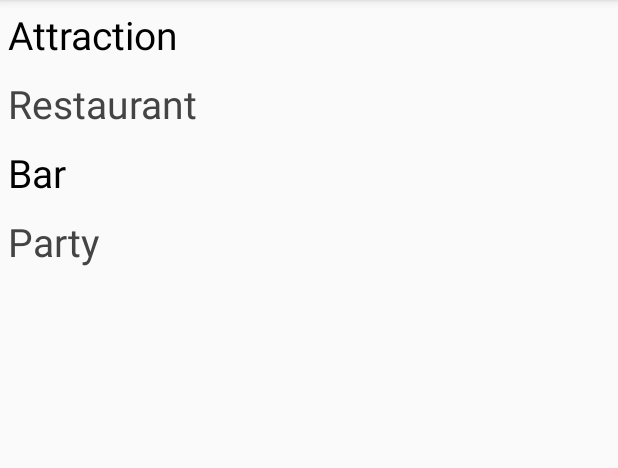
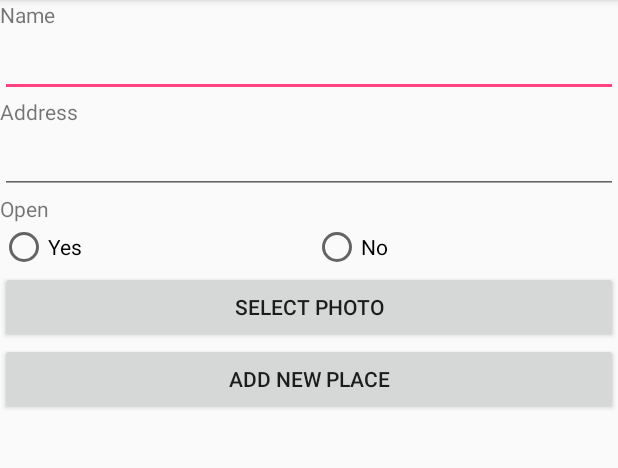
Before and after one commit to redbluex/WarsawGuide, an Android app: the AddActivity screen opened directly, with no data from a screen before it, after a tap on "Attraction", on a phone screen of 412 x 824 dp, the part 84-552 px from its top. Run offline under Robolectric (Android 15) with nearby library versions, the phone set to English and light mode, and no system bars; our stand-ins replace ButterKnife, Firebase (no records; nobody signed in at launch, a user with empty details on screens opened directly).

Commit message:
new activity addplace

```diff
--- a/app/src/main/AndroidManifest.xml
+++ b/app/src/main/AndroidManifest.xml
@@ -35,7 +35,8 @@
         <activity android:name=".add.AddActivity" />
         <activity android:name=".add.addbar.AddBarActivity" />
         <activity android:name=".add.addparty.AddPartyActivity" />
-        <activity android:name=".add.addrestaurant.AddRestaurantActivity"></activity>
+        <activity android:name=".add.addrestaurant.AddRestaurantActivity" />
+        <activity android:name=".add.places.AddPlacesActivity"></activity>
     </application>
 
 </manifest>
--- a/app/src/main/java/pl/redblue/warszawa/add/AddActivity.java
+++ b/app/src/main/java/pl/redblue/warszawa/add/AddActivity.java
@@ -9,6 +9,7 @@ import pl.redblue.warszawa.R;
 import pl.redblue.warszawa.add.addbar.AddBarActivity;
 import pl.redblue.warszawa.add.addparty.AddPartyActivity;
 import pl.redblue.warszawa.add.addrestaurant.AddRestaurantActivity;
+import pl.redblue.warszawa.add.places.AddPlacesActivity;
 
 public class AddActivity extends AppCompatActivity {
 
@@ -19,7 +20,8 @@ public class AddActivity extends AppCompatActivity {
     }
 
     public void addAttraction(View view) {
-
+        Intent i = new Intent(AddActivity.this, AddPlacesActivity.class);
+        startActivity(i);
     }
 
     public void addRestaurant(View view) {
--- /dev/null
+++ b/app/src/main/java/pl/redblue/warszawa/add/places/AddPlacesActivity.java
@@ -0,0 +1,150 @@
+package pl.redblue.warszawa.add.places;
+
+import android.content.Intent;
+import android.graphics.Bitmap;
+import android.net.Uri;
+import android.provider.MediaStore;
+import android.support.annotation.NonNull;
+import android.support.v7.app.AppCompatActivity;
+import android.os.Bundle;
+import android.view.View;
+import android.widget.Button;
+import android.widget.EditText;
+import android.widget.ImageView;
+import android.widget.RadioButton;
+import android.widget.Toast;
+
+import com.google.android.gms.tasks.OnFailureListener;
+import com.google.android.gms.tasks.OnSuccessListener;
+import com.google.firebase.database.DatabaseReference;
+import com.google.firebase.database.FirebaseDatabase;
+import com.google.firebase.storage.FirebaseStorage;
+import com.google.firebase.storage.StorageReference;
+import com.google.firebase.storage.UploadTask;
+
+import java.io.IOException;
+import java.util.UUID;
+
+import butterknife.BindView;
+import butterknife.ButterKnife;
+import pl.redblue.warszawa.R;
+import pl.redblue.warszawa.main.MainActivity;
+import pl.redblue.warszawa.places.Place;
+
+public class AddPlacesActivity extends AppCompatActivity {
+
+    @BindView(R.id.editAddPlaceName)
+    EditText placeName;
+    @BindView(R.id.editAddPlaceAddress)
+    EditText placeAddress;
+    @BindView(R.id.buttonAddPlacePhoto)
+    Button buttonAddPhoto;
+    @BindView(R.id.buttonAddPlaceAccept)
+    Button buttonPlaceAccept;
+    @BindView(R.id.imageViewAddPlace)
+    ImageView imageViewAddPlace;
+
+    Place place;
+    private final int REQUEST_PHOTO_PLACE = 88;
+    private Uri filePath;
+    private Bitmap bitmap;
+    private DatabaseReference databaseReference;
+    private StorageReference storageReference;
+    private StorageReference storageReferencePlace;
+
+
+    @Override
+    protected void onCreate(Bundle savedInstanceState) {
+        super.onCreate(savedInstanceState);
+        setContentView(R.layout.activity_add_places);
+        ButterKnife.bind(this);
+        place = new Place();
+        storageReference = FirebaseStorage.getInstance().getReference();
+        databaseReference = FirebaseDatabase.getInstance().getReference("places");
+        storageReferencePlace = storageReference.child("place/"+ UUID.randomUUID().toString());
+
+
+        buttonAddPhoto.setOnClickListener(new View.OnClickListener() {
+            @Override
+            public void onClick(View view) {
+                selectPhoto();
+            }
+        });
+
+        buttonPlaceAccept.setOnClickListener(new View.OnClickListener() {
+            @Override
+            public void onClick(View view) {
+
+                Toast.makeText(getApplicationContext(), "Wait a second!", Toast.LENGTH_SHORT).show();
+
+                storageReferencePlace.putFile(filePath)
+                        .addOnSuccessListener(new OnSuccessListener<UploadTask.TaskSnapshot>() {
+                            @Override
+                            public void onSuccess(UploadTask.TaskSnapshot taskSnapshot) {
+                                place.setPhotoLink(taskSnapshot.getDownloadUrl().toString());
+                               setFileds();
+                               databaseReference.child(place.getIdPlace()).setValue(place);
+                               Intent intent = new Intent(AddPlacesActivity.this, MainActivity.class);
+                               startActivity(intent);
+                            }
+                        })
+                        .addOnFailureListener(new OnFailureListener() {
+                            @Override
+                            public void onFailure(@NonNull Exception e) {
+                                Toast.makeText(getApplicationContext(), "Cant add new Place!", Toast.LENGTH_SHORT).show();
+                                Intent intent = new Intent(AddPlacesActivity.this, MainActivity.class);
+                                startActivity(intent);
+                            }
+                        });
+            }
+        });
+
+    }
+
+    public void selectPhoto(){
+        Intent intent = new Intent();
+        intent.setType("image/*");
+        intent.setAction(Intent.ACTION_GET_CONTENT);
+        startActivityForResult(intent, 88);
+    }
+
+    @Override
+    protected void onActivityResult(int requestCode, int resultCode, Intent data) {
+        if(requestCode==REQUEST_PHOTO_PLACE && requestCode!=RESULT_CANCELED){
+            filePath = data.getData();
+            try {
+                bitmap = MediaStore.Images.Media.getBitmap(this.getContentResolver(), filePath);
+                imageViewAddPlace.setImageBitmap(bitmap);
+                imageViewAddPlace.setVisibility(View.VISIBLE);
+            } catch (IOException e) {
+                e.printStackTrace();
+            }
+        }
+    }
+
+    public void setFileds(){
+        String id = databaseReference.push().getKey();
+        place.setIdPlace(id);
+        place.setName(placeName.getText().toString());
+        place.setAdress(placeAddress.getText().toString());
+        place.setUriPlace("-");
+    }
+
+
+
+    public void onRadioButtonClicked(View view) {
+        boolean checked = ((RadioButton)view).isChecked();
+        switch (view.getId()){
+            case R.id.radioButtonYes:
+                if(checked) {
+                    place.setOpen("YES");
+                }
+                break;
+            case R.id.radioButtonNo:
+                if(checked) {
+                    place.setOpen("NO");
+                }
+                break;
+        }
+    }
+}
--- /dev/null
+++ b/app/src/main/res/layout/activity_add_places.xml
@@ -0,0 +1,89 @@
+<?xml version="1.0" encoding="utf-8"?>
+<LinearLayout xmlns:android="http://schemas.android.com/apk/res/android"
+    xmlns:app="http://schemas.android.com/apk/res-auto"
+    xmlns:tools="http://schemas.android.com/tools"
+    android:layout_width="match_parent"
+    android:layout_height="match_parent"
+    tools:context=".add.places.AddPlacesActivity"
+    android:orientation="vertical">
+
+
+    <TextView
+        android:id="@+id/textAddPlaceName"
+        android:layout_width="match_parent"
+        android:layout_height="wrap_content"
+        android:text="@string/name" />
+
+    <EditText
+        android:id="@+id/editAddPlaceName"
+        android:layout_width="match_parent"
+        android:layout_height="wrap_content"
+        android:ems="10"
+        android:inputType="textPersonName"
+        />
+    <TextView
+        android:id="@+id/textAddPlaceAddress"
+        android:layout_width="match_parent"
+        android:layout_height="wrap_content"
+        android:text="@string/address" />
+
+    <EditText
+        android:id="@+id/editAddPlaceAddress"
+        android:layout_width="match_parent"
+        android:layout_height="wrap_content"
+        android:ems="10"
+        android:inputType="textPersonName"
+        />
+    <TextView
+        android:id="@+id/textAddPlaceOpen"
+        android:layout_width="match_parent"
+        android:layout_height="wrap_content"
+        android:text="@string/open" />
+
+
+    <RadioGroup
+        android:layout_width="match_parent"
+        android:layout_height="wrap_content"
+        android:orientation="horizontal">
+
+        <RadioButton
+            android:id="@+id/radioButtonYes"
+            android:layout_width="wrap_content"
+            android:layout_height="wrap_content"
+            android:layout_weight="1"
+            android:text="Yes"
+            android:onClick="onRadioButtonClicked"/>
+
+        <RadioButton
+            android:id="@+id/radioButtonNo"
+            android:layout_width="wrap_content"
+            android:layout_height="wrap_content"
+            android:layout_weight="1"
+            android:text="No"
+            android:onClick="onRadioButtonClicked"/>
+    </RadioGroup>
+
+    <Button
+        android:id="@+id/buttonAddPlacePhoto"
+        android:layout_width="match_parent"
+        android:layout_height="wrap_content"
+        android:text="@string/select_photo"
+        />
+
+
+    <ImageView
+        android:id="@+id/imageViewAddPlace"
+        android:layout_width="200dp"
+        android:layout_height="200dp"
+        android:layout_gravity="center"
+        app:srcCompat="@drawable/common_google_signin_btn_icon_disabled"
+        android:visibility="gone"/>
+
+    <Button
+        android:id="@+id/buttonAddPlaceAccept"
+        android:layout_width="match_parent"
+        android:layout_height="wrap_content"
+        android:text="Add new place" />
+
+
+</LinearLayout>
--- a/app/src/main/res/values/strings.xml
+++ b/app/src/main/res/values/strings.xml
@@ -15,4 +15,7 @@
     <string name="ticket_price">Ticket price</string>
     <string name="add_image">Add Image</string>
     <string name="add">Add</string>
+    <string name="name">Name</string>
+    <string name="select_photo">Select Photo</string>
+    <string name="open">Open</string>
 </resources>
```
